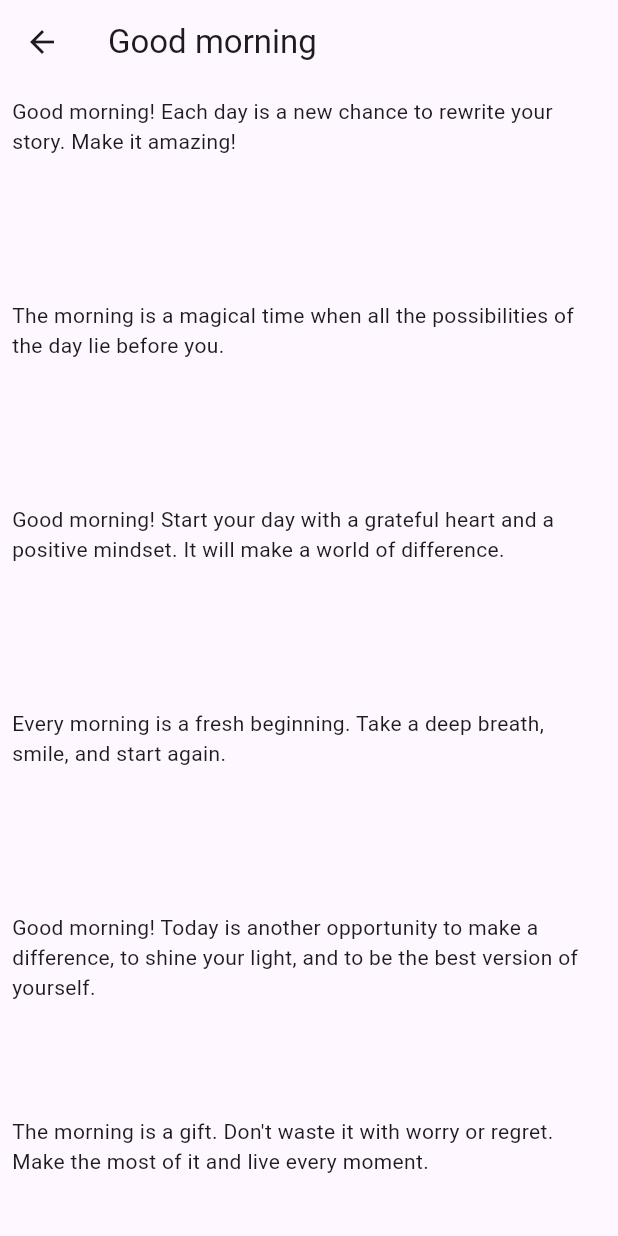
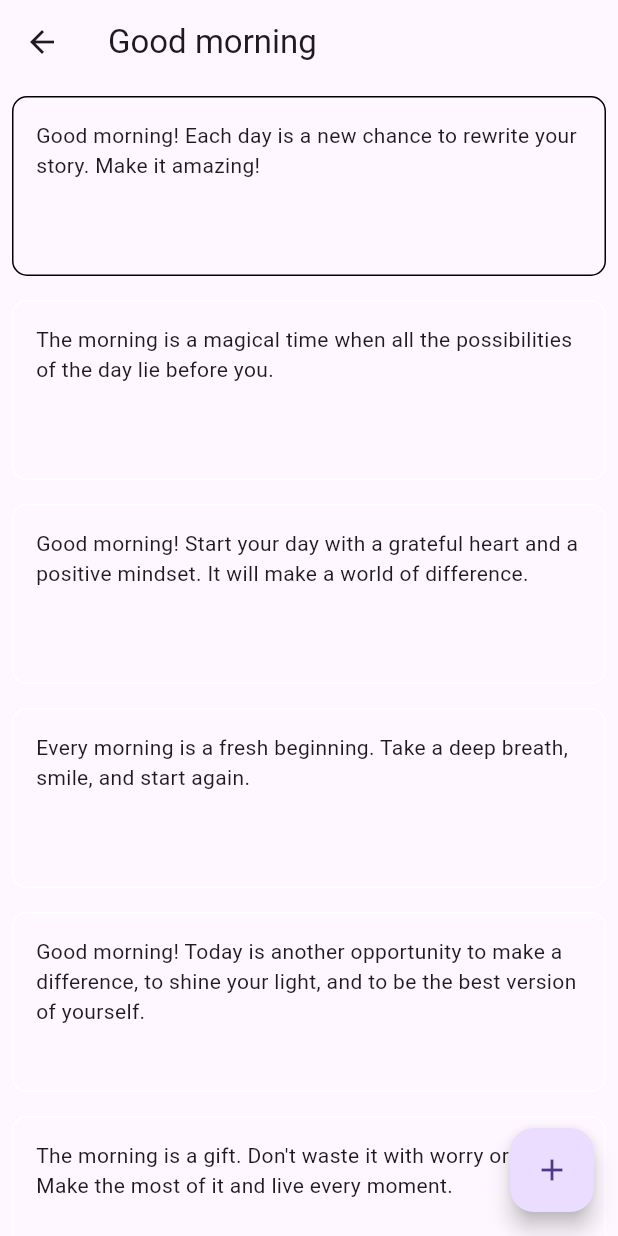
Before and after one commit to kevinmali/db_miner_local_database, a Flutter app: the screen it shows after launch, after a tap on an icon or button, on a phone screen of 412 x 824 dp. Run offline on Flutter 3.47's test engine with Material 3 defaults, Android fonts, the phone set to English and light mode, and no system bars; our stand-ins replace get, sqflite; accounts and stored records are empty.

Commit message:
data done

```diff
--- a/lib/Views/Details_page/details_page.dart
+++ b/lib/Views/Details_page/details_page.dart
@@ -1,14 +1,23 @@
 import 'dart:convert';
+import 'dart:math';
 
+import 'package:db_miner_local_database/Helper/data_base.dart';
 import 'package:flutter/material.dart';
 import 'package:flutter/services.dart';
 import 'package:get/get.dart';
-import 'package:get/get_core/src/get_main.dart';
-
+import '../../utils/Model/database_model.dart';
 import '../../utils/Model/json_modal.dart';
 
-class details_page extends StatelessWidget {
+class details_page extends StatefulWidget {
   details_page({super.key});
+
+  @override
+  State<details_page> createState() => _details_pageState();
+}
+
+class _details_pageState extends State<details_page> {
+  int ind = 0;
+  String quote = "";
 
   @override
   Widget build(BuildContext context) {
@@ -17,6 +26,17 @@ class details_page extends StatelessWidget {
       appBar: AppBar(
         title: Text(data1),
       ),
+      floatingActionButton: FloatingActionButton(
+          onPressed: () {
+            print("===================");
+            print(quote);
+            print(ind);
+            print("===================");
+
+            category c1 = category(quote: quote, id: ind);
+            DB_helper.db.insetcategory(data: c1);
+          },
+          child: Icon(Icons.add)),
       body: FutureBuilder(
         future: rootBundle.loadString("lib/utils/Qutes_json/qutes.json"),
         builder: (context, snapshot) {
@@ -28,12 +48,32 @@ class details_page extends StatelessWidget {
             return ListView.builder(
               itemCount: data.length,
               itemBuilder: (context, i) => (data[i].category == data1)
-                  ? Container(
-                      height: 120,
-                      width: double.infinity,
-                      margin: EdgeInsets.all(8),
-                      child: Column(
-                        children: [Text("${data[i].quote}")],
+                  ? GestureDetector(
+                      onTap: () {
+                        setState(() {
+                          ind = i;
+                          quote = data[i].quote;
+                        });
+                      },
+                      child: Container(
+                        height: 120,
+                        width: double.infinity,
+                        margin: EdgeInsets.all(8),
+                        child: Center(
+                          child: Column(
+                            children: [
+                              Padding(
+                                padding: const EdgeInsets.all(15.0),
+                                child: Text("${data[i].quote}"),
+                              )
+                            ],
+                          ),
+                        ),
+                        decoration: BoxDecoration(
+                            border: (ind == i)
+                                ? Border.all(color: Colors.black)
+                                : Border.all(color: Colors.white),
+                            borderRadius: BorderRadius.circular(10)),
                       ),
                     )
                   : Container(),
--- a/lib/Views/Home_page/Home_screen.dart
+++ b/lib/Views/Home_page/Home_screen.dart
@@ -1,6 +1,7 @@
 import 'dart:convert';
 
 import 'package:db_miner_local_database/Views/Details_page/details_page.dart';
+import 'package:db_miner_local_database/Views/Favorite_page/favorite_screen.dart';
 import 'package:db_miner_local_database/utils/List.dart';
 import 'package:flutter/material.dart';
 import 'package:flutter/services.dart';
@@ -22,6 +23,13 @@ class _Home_pageState extends State<Home_page> {
       appBar: AppBar(
         title: Text("All Products"),
         centerTitle: true,
+        actions: [
+          IconButton(
+              onPressed: () {
+                Get.to(favorite_page());
+              },
+              icon: Icon(Icons.handshake_rounded)),
+        ],
       ),
       body: GridView.builder(
         gridDelegate: SliverGridDelegateWithFixedCrossAxisCount(
--- a/lib/utils/List.dart
+++ b/lib/utils/List.dart
@@ -24,39 +24,39 @@ List quotes = [
     "category-icon": "lib/Asset/Images/6.png",
   },
   {
-    "quotes-category": "",
+    "quotes-category": "Good night",
     "category-icon": "lib/Asset/Images/7.png",
   },
   {
-    "quotes-category": "",
+    "quotes-category": "New year",
     "category-icon": "lib/Asset/Images/8.png",
   },
   {
-    "quotes-category": "",
+    "quotes-category": "God",
     "category-icon": "lib/Asset/Images/9.png",
   },
   {
-    "quotes-category": "",
+    "quotes-category": "Friendship",
     "category-icon": "lib/Asset/Images/10.png",
   },
   {
-    "quotes-category": "",
+    "quotes-category": "Husband",
     "category-icon": "lib/Asset/Images/11.png",
   },
   {
-    "quotes-category": "",
+    "quotes-category": "Birthday",
     "category-icon": "lib/Asset/Images/12.png",
   },
   {
-    "quotes-category": "",
+    "quotes-category": "Wife",
     "category-icon": "lib/Asset/Images/13.png",
   },
   {
-    "quotes-category": "",
+    "quotes-category": "Sad",
     "category-icon": "lib/Asset/Images/14.png",
   },
   {
-    "quotes-category": "",
+    "quotes-category": "Success",
     "category-icon": "lib/Asset/Images/15.png",
   },
 ];
--- a/lib/utils/Model/database_model.dart
+++ b/lib/utils/Model/database_model.dart
@@ -1,8 +1,6 @@
-import 'dart:typed_data';
-
 class category {
-  int? id;
-  String quote;
+  var id;
+  var quote;
 
   category({required this.quote, required this.id});
 
```
Also changed, not shown: lib/Views/Favorite_page/favorite_screen.dart (added, +43 -0 lines), lib/utils/Helpers/json_helpers.dart (deleted), 4 other files.
